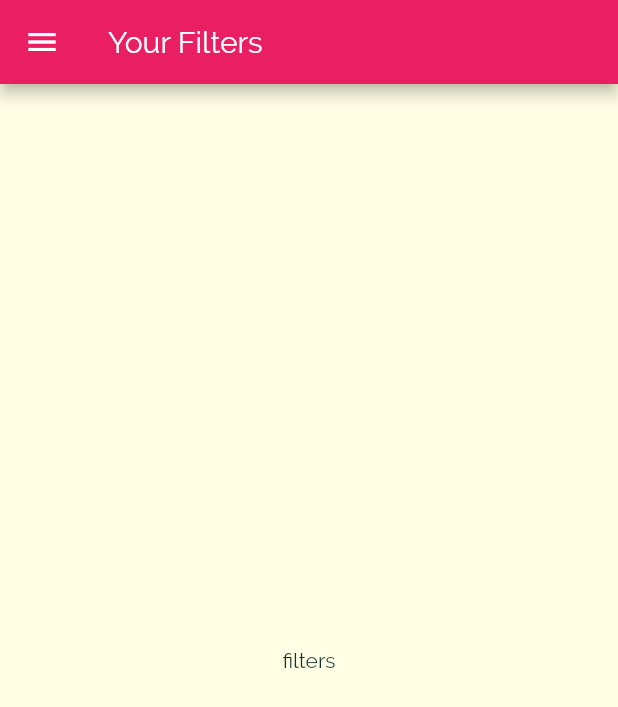
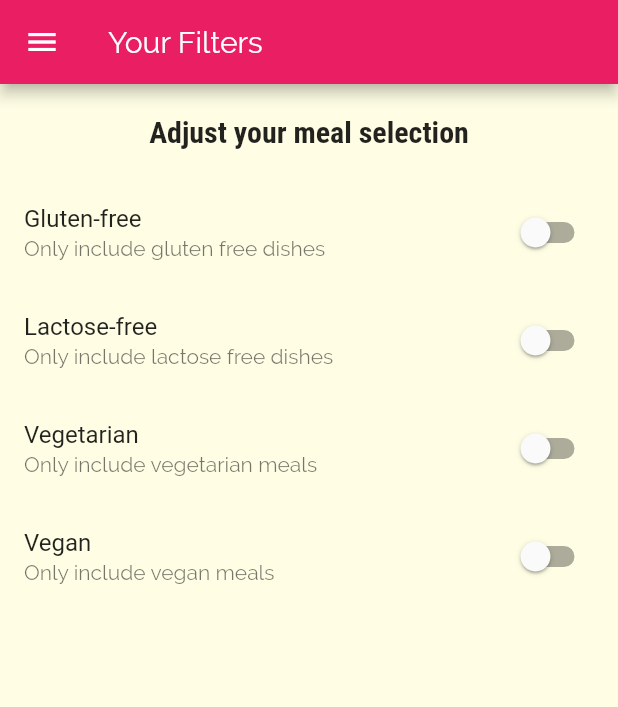
Before and after one commit to dev-saurav/meals_app, a Flutter app: the FiltersScreen screen opened by its route, on a phone screen of 412 x 824 dp. Shown: the top 707 px of the screen. Run offline on Flutter 3.47's test engine with Material 2 defaults, Android fonts, the phone set to English and light mode, and no system bars.

Commit message:
added the filter page

```diff
--- a/lib/main.dart
+++ b/lib/main.dart
@@ -7,7 +7,21 @@ import 'package:meals_app/screens/tabs_screen.dart';
 
 void main() => runApp(MyApp());
 
-class MyApp extends StatelessWidget {
+class MyApp extends StatefulWidget {
+  @override
+  _MyAppState createState() => _MyAppState();
+}
+
+class _MyAppState extends State<MyApp> {
+  Map<String, bool> _filters = {
+    'gluten': false,
+    'lactose': false,
+    'vegetarian': false,
+    'vegan': false,
+  };
+
+  void _setFilters(Map<String, bool> filterData) {}
+
   @override
   Widget build(BuildContext context) {
     return MaterialApp(
--- a/lib/screens/filters_screen.dart
+++ b/lib/screens/filters_screen.dart
@@ -1,8 +1,28 @@
 import 'package:flutter/material.dart';
 import 'package:meals_app/widgets/main_drawer.dart';
 
-class FiltersScreen extends StatelessWidget {
+class FiltersScreen extends StatefulWidget {
   static const routeName = "/filters";
+
+  @override
+  _FiltersScreenState createState() => _FiltersScreenState();
+}
+
+class _FiltersScreenState extends State<FiltersScreen> {
+  bool _glutenFree = false;
+  bool _vegetarian = false;
+  bool _vegan = false;
+  bool _lactoseFree = false;
+
+  Widget buildSwithchs(
+      {String title, String subtitle, Function switchChange, bool value}) {
+    return SwitchListTile(
+      title: Text(title),
+      value: value,
+      subtitle: Text(subtitle),
+      onChanged: switchChange,
+    );
+  }
 
   @override
   Widget build(BuildContext context) {
@@ -11,8 +31,56 @@ class FiltersScreen extends StatelessWidget {
         title: Text('Your Filters'),
       ),
       drawer: MainDrawer(),
-      body: Center(
-        child: Text('filters'),
+      body: Column(
+        children: <Widget>[
+          Container(
+            padding: EdgeInsets.all(20),
+            child: Text('Adjust your meal selection',
+                style: Theme.of(context).textTheme.title),
+          ),
+          Expanded(
+            child: ListView(
+              children: <Widget>[
+                buildSwithchs(
+                    title: "Gluten-free",
+                    subtitle: "Only include gluten free dishes",
+                    value: _glutenFree,
+                    switchChange: (newValue) {
+                      setState(() {
+                        _glutenFree = newValue;
+                      });
+                    }),
+                buildSwithchs(
+                    title: "Lactose-free",
+                    subtitle: "Only include lactose free dishes",
+                    value: _lactoseFree,
+                    switchChange: (newValue) {
+                      setState(() {
+                        _lactoseFree = newValue;
+                      });
+                    }),
+                buildSwithchs(
+                    title: "Vegetarian",
+                    subtitle: "Only include vegetarian meals",
+                    value: _vegetarian,
+                    switchChange: (newValue) {
+                      setState(() {
+                        _vegetarian = newValue;
+                      });
+                    }),
+                buildSwithchs(
+                    title: "Vegan",
+                    subtitle: "Only include vegan meals",
+                    value: _vegan,
+                    switchChange: (newValue) {
+                      setState(() {
+                        _vegan = newValue;
+                      });
+                    }),
+              ],
+            ),
+          ),
+        ],
       ),
     );
   }
```
